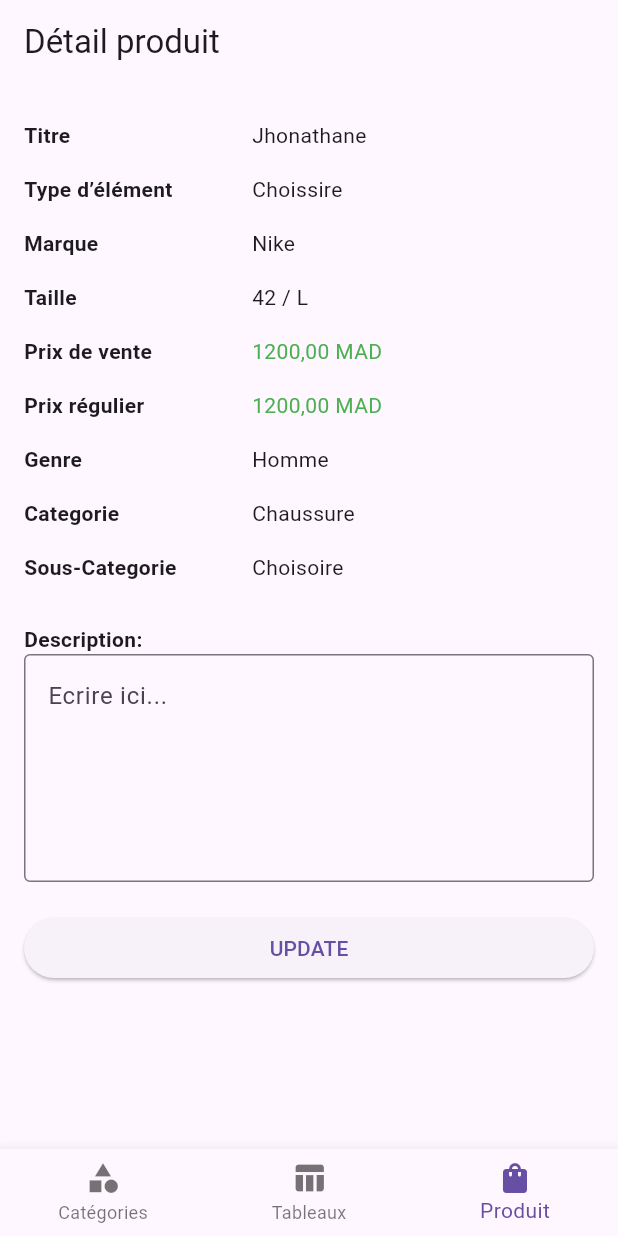
After one commit to hibaettibary/oh_vet, a Flutter app: the MainNavigation screen opened directly, item 3 of the bottom bar chosen, after a tap on "UPDATE", on a phone screen of 412 x 824 dp. The commit adds this screen. Run offline on Flutter 3.47's test engine with Material 3 defaults, Android fonts, the phone set to English and light mode, and no system bars; Roboto replaces fonts that are missing (Circular Std).

Commit message:
Sauvegarde avant pull

```diff
--- a/frontend/lib/main.dart
+++ b/frontend/lib/main.dart
@@ -1,5 +1,6 @@
 import 'package:flutter/material.dart';
 import 'login_page.dart';
+import 'produit.dart';
 
 
 void main() => runApp(const OhVetApp());
@@ -17,6 +18,8 @@ class OhVetApp extends StatelessWidget {
         primaryColor: const Color(0xFF05485D),
       ),
       home: const LoginPage(),
+      home: ProduitApp(),
+
     );
   }
 }
--- /dev/null
+++ b/frontend/lib/produit.dart
@@ -0,0 +1,330 @@
+import 'package:flutter/material.dart';
+
+class ProduitApp extends StatelessWidget {
+  @override
+  Widget build(BuildContext context) {
+    return MaterialApp(
+      title: 'Application complète',
+      home: MainNavigation(),
+    );
+  }
+}
+
+class MainNavigation extends StatefulWidget {
+  @override
+  _MainNavigationState createState() => _MainNavigationState();
+}
+
+class _MainNavigationState extends State<MainNavigation> {
+  int _currentIndex = 0;
+  final List<Widget> _screens = [
+    CategorySelectionPage(),
+    TablePage(),
+    ItemDetailPage(),
+  ];
+
+  @override
+  Widget build(BuildContext context) {
+    return Scaffold(
+      body: _screens[_currentIndex],
+      bottomNavigationBar: BottomNavigationBar(
+        currentIndex: _currentIndex,
+        items: [
+          BottomNavigationBarItem(
+            icon: Icon(Icons.category),
+            label: 'Catégories',
+          ),
+          BottomNavigationBarItem(
+            icon: Icon(Icons.table_chart),
+            label: 'Tableaux',
+          ),
+          BottomNavigationBarItem(
+            icon: Icon(Icons.shopping_bag),
+            label: 'Produit',
+          ),
+        ],
+        onTap: (index) => setState(() => _currentIndex = index),
+      ),
+    );
+  }
+}
+
+// Page de sélection de catégorie
+class CategorySelectionPage extends StatefulWidget {
+  @override
+  _CategorySelectionPageState createState() => _CategorySelectionPageState();
+}
+
+class _CategorySelectionPageState extends State<CategorySelectionPage> {
+  int _selectedCategory = 0;
+  final List<String> categories = ['Femme', 'Homme', 'Enfants'];
+  final List<String> sections = ['Vêtements', 'Chaussures', 'Sacs', 'Accessoires'];
+
+  @override
+  Widget build(BuildContext context) {
+    return Scaffold(
+      body: Padding(
+        padding: const EdgeInsets.all(16.0),
+        child: Column(
+          crossAxisAlignment: CrossAxisAlignment.stretch,
+          children: [
+            Row(
+              mainAxisAlignment: MainAxisAlignment.spaceAround,
+              children: List.generate(categories.length, (index) {
+                return GestureDetector(
+                  onTap: () => setState(() => _selectedCategory = index),
+                  child: Container(
+                    padding: EdgeInsets.symmetric(vertical: 8, horizontal: 16),
+                    decoration: BoxDecoration(
+                      color: _selectedCategory == index ? Colors.blue : Colors.transparent,
+                      borderRadius: BorderRadius.circular(20),
+                      border: Border.all(color: Colors.blue),
+                    ),
+                    child: Text(
+                      categories[index],
+                      style: TextStyle(
+                        color: _selectedCategory == index ? Colors.white : Colors.blue,
+                      ),
+                    ),
+                  ),
+                );
+              }),
+            ),
+            SizedBox(height: 20),
+            Expanded(
+              child: GridView.builder(
+                gridDelegate: SliverGridDelegateWithFixedCrossAxisCount(
+                  crossAxisCount: 2,
+                  crossAxisSpacing: 10,
+                  mainAxisSpacing: 10,
+                  childAspectRatio: 2,
+                ),
+                itemCount: sections.length,
+                itemBuilder: (context, index) => Container(
+                  decoration: BoxDecoration(
+                    border: Border.all(color: Colors.grey),
+                    borderRadius: BorderRadius.circular(8),
+                  ),
+                  child: Column(
+                    mainAxisAlignment: MainAxisAlignment.center,
+                    children: [
+                      Text(
+                        sections[index],
+                        style: TextStyle(fontSize: 16, fontWeight: FontWeight.bold),
+                      ),
+                      SizedBox(height: 8),
+                      Container(
+                        height: 24,
+                        width: 24,
+                        decoration: BoxDecoration(border: Border.all(color: Colors.grey)),
+                      ),
+                    ],
+                  ),
+                ),
+              ),
+            ),
+          ],
+        ),
+      ),
+    );
+  }
+}
+
+// Page des tableaux
+class TablePage extends StatelessWidget {
+  @override
+  Widget build(BuildContext context) {
+    return Scaffold(
+      appBar: AppBar(title: Text('Tableaux complexes')),
+      body: SingleChildScrollView(
+        padding: const EdgeInsets.all(16.0),
+        child: Column(
+          children: [
+            _buildFirstTable(),
+            SizedBox(height: 30),
+            _buildSecondTable(),
+            SizedBox(height: 30),
+            _buildTypeSection(),
+          ],
+        ),
+      ),
+    );
+  }
+
+  Widget _buildFirstTable() {
+    return Table(
+      border: TableBorder.all(),
+      columnWidths: {
+        0: FlexColumnWidth(2),
+        1: FlexColumnWidth(3),
+        2: FlexColumnWidth(2),
+      },
+      children: [
+        TableRow(
+          decoration: BoxDecoration(color: Colors.grey[200]),
+          children: [
+            _buildHeaderCell('Witness'),
+            _buildHeaderCell('Name of success'),
+            _buildHeaderCell('Number related'),
+          ],
+        ),
+        ..._buildTableRows([
+          ['Maps', 'Time & hours', 'Percentage'],
+          ['Sounds', 'None of the', 'Number'],
+          ['Time & Hours', 'None', 'Number'],
+          ['Total', 'None', 'Number'],
+        ]),
+      ],
+    );
+  }
+
+  Widget _buildSecondTable() {
+    return Table(
+      border: TableBorder.all(),
+      columnWidths: {
+        0: FlexColumnWidth(3),
+        1: FlexColumnWidth(3),
+        2: FlexColumnWidth(2),
+        3: FlexColumnWidth(3),
+      },
+      children: [
+        TableRow(
+          decoration: BoxDecoration(color: Colors.grey[200]),
+          children: [
+            _buildHeaderCell('Nomination'),
+            _buildHeaderCell("Chairman's"),
+            _buildHeaderCell('Size'),
+            _buildHeaderCell('Accessories'),
+          ],
+        ),
+        ..._buildTableRows([
+          ['Insurance & costs', 'home', 'Box 1 Point', 'Sales'],
+          ['Limited and Legal rights', 'Consumer Labor', 'LIFE 1 Installation', 'Reserve'],
+        ]),
+      ],
+    );
+  }
+
+  Widget _buildTypeSection() {
+    return Column(
+      crossAxisAlignment: CrossAxisAlignment.start,
+      children: [
+        Text('TYPE:', style: TextStyle(fontWeight: FontWeight.bold)),
+        SizedBox(
+          height: 200,
+          child: GridView.builder(
+            gridDelegate: SliverGridDelegateWithFixedCrossAxisCount(
+              crossAxisCount: 5,
+              mainAxisSpacing: 4,
+              crossAxisSpacing: 4,
+            ),
+            itemCount: 50,
+            itemBuilder: (context, index) => Container(
+              alignment: Alignment.center,
+              decoration: BoxDecoration(border: Border.all(color: Colors.grey)),
+              child: Text('0.${index + 1}'),
+            ),
+          ),
+        ),
+      ],
+    );
+  }
+
+  List<TableRow> _buildTableRows(List<List<String>> data) {
+    return data.map((row) => TableRow(
+      children: row.map((cell) => Padding(
+        padding: EdgeInsets.all(8.0),
+        child: Text(cell),
+      )).toList(),
+    )).toList();
+  }
+
+  Widget _buildHeaderCell(String text) {
+    return Padding(
+      padding: EdgeInsets.all(8.0),
+      child: Text(text, style: TextStyle(fontWeight: FontWeight.bold)),
+    );
+  }
+}
+
+// Page de détail de l'article
+class ItemDetailPage extends StatefulWidget {
+  @override
+  _ItemDetailPageState createState() => _ItemDetailPageState();
+}
+
+class _ItemDetailPageState extends State<ItemDetailPage> {
+  final _formKey = GlobalKey<FormState>();
+  final TextEditingController _descriptionController = TextEditingController();
+
+  @override
+  Widget build(BuildContext context) {
+    return Scaffold(
+      appBar: AppBar(title: Text('Détail produit')),
+      body: Padding(
+        padding: const EdgeInsets.all(16.0),
+        child: Form(
+          key: _formKey,
+          child: ListView(
+            children: [
+              _buildInfoRow('Titre', 'Jhonathane'),
+              _buildInfoRow('Type d’élément', 'Choissire'),
+              _buildInfoRow('Marque', 'Nike'),
+              _buildInfoRow('Taille', '42 / L'),
+              _buildPriceRow('Prix de vente', '1200,00 MAD'),
+              _buildPriceRow('Prix régulier', '1200,00 MAD'),
+              _buildInfoRow('Genre', 'Homme'),
+              _buildInfoRow('Categorie', 'Chaussure'),
+              _buildInfoRow('Sous-Categorie', 'Choisoire'),
+              SizedBox(height: 20),
+              Text('Description:', style: TextStyle(fontWeight: FontWeight.bold)),
+              TextFormField(
+                controller: _descriptionController,
+                maxLines: 5,
+                decoration: InputDecoration(
+                  hintText: 'Ecrire ici...',
+                  border: OutlineInputBorder(),
+                ),
+              ),
+              SizedBox(height: 20),
+              ElevatedButton(
+                onPressed: () => _handleUpdate(),
+                child: Text('UPDATE'),
+              ),
+            ],
+          ),
+        ),
+      ),
+    );
+  }
+
+  Widget _buildInfoRow(String label, String value) {
+    return Padding(
+      padding: EdgeInsets.symmetric(vertical: 8.0),
+      child: Row(
+        children: [
+          Expanded(flex: 2, child: Text(label, style: TextStyle(fontWeight: FontWeight.bold))),
+          Expanded(flex: 3, child: Text(value)),
+        ],
+      ),
+    );
+  }
+
+  Widget _buildPriceRow(String label, String value) {
+    return Padding(
+      padding: EdgeInsets.symmetric(vertical: 8.0),
+      child: Row(
+        children: [
+          Expanded(flex: 2, child: Text(label, style: TextStyle(fontWeight: FontWeight.bold))),
+          Expanded(flex: 3, child: Text(value, style: TextStyle(color: Colors.green))),
+        ],
+      ),
+    );
+  }
+
+  void _handleUpdate() {
+    if (_formKey.currentState!.validate()) {
+      print('Description mise à jour: ${_descriptionController.text}');
+    }
+  }
+}
```
Also changed, not shown: frontend/lib/Conditions.dart (+8 -3 lines).
